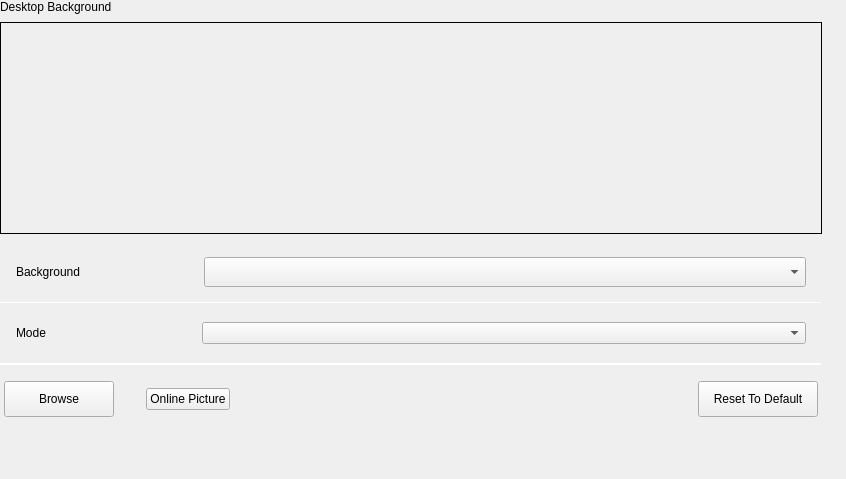
Above: plugins/personalized/wallpaper/wallpaper.ui from ukui/ukui-control-center before the change. Below: the same form after it.
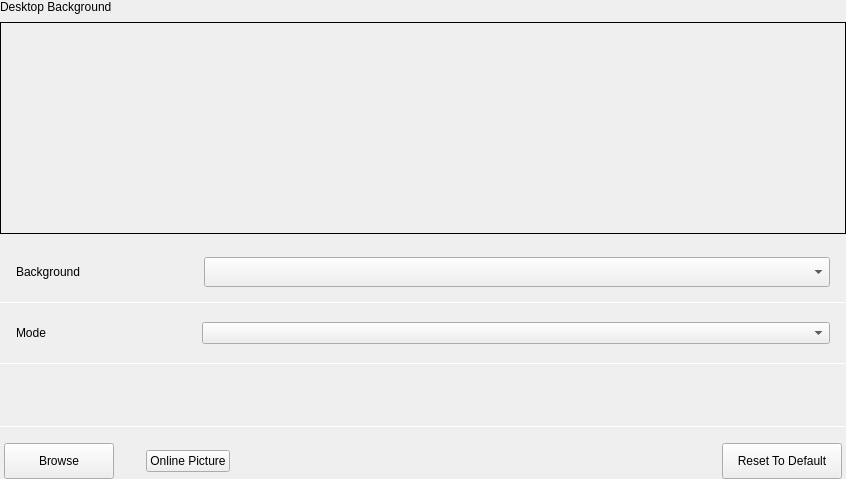
That is the form after the change. Custom widgets are drawn as their Qt base class.

```diff
--- a/plugins/personalized/wallpaper/wallpaper.ui
+++ b/plugins/personalized/wallpaper/wallpaper.ui
@@ -42,10 +42,10 @@
     <number>0</number>
    </property>
    <property name="rightMargin">
-    <number>24</number>
+    <number>0</number>
    </property>
    <property name="bottomMargin">
-    <number>16</number>
+    <number>0</number>
    </property>
    <item>
     <widget class="QWidget" name="wallpaperWidget" native="true">
@@ -580,22 +580,6 @@
      </layout>
     </widget>
    </item>
-   <item>
-    <spacer name="verticalSpacer_2">
-     <property name="orientation">
-      <enum>Qt::Vertical</enum>
-     </property>
-     <property name="sizeType">
-      <enum>QSizePolicy::Expanding</enum>
-     </property>
-     <property name="sizeHint" stdset="0">
-      <size>
-       <width>20</width>
-       <height>16</height>
-      </size>
-     </property>
-    </spacer>
-   </item>
   </layout>
  </widget>
  <layoutdefault spacing="6" margin="11"/>
```
